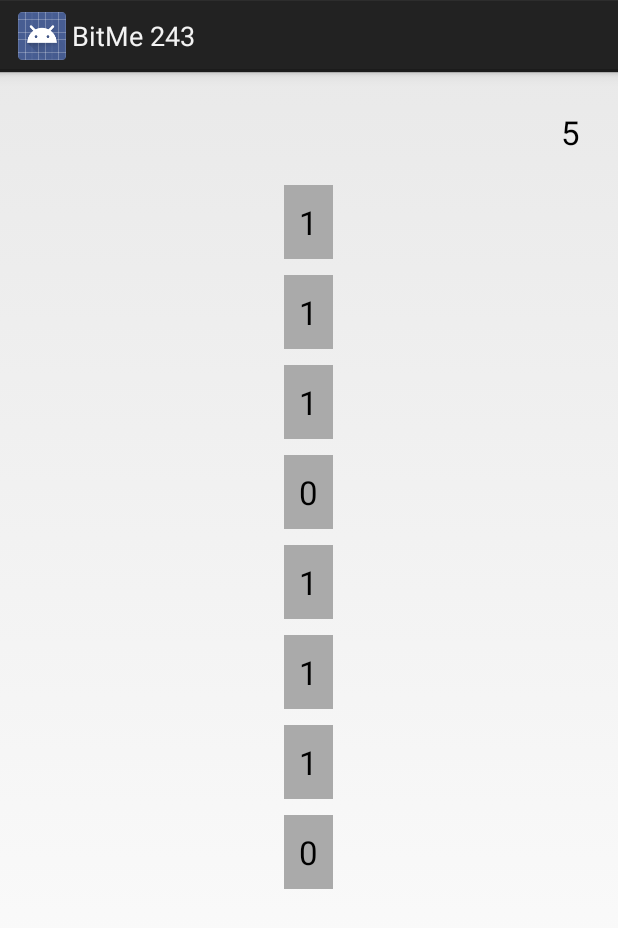
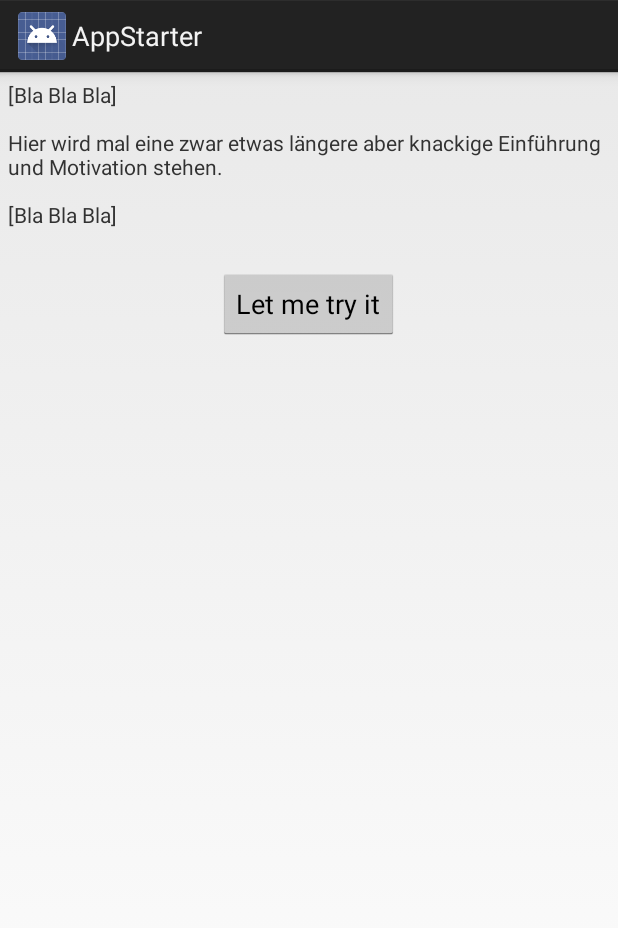
Before and after one commit to JMS-1/BitMe, an Android app: the screen it shows after launch (TheRiddle before the commit, AppStarter after it), on a phone screen of 412 x 824 dp. Shown: the top 928 px of the screen. Run offline under Robolectric (Android 15) with nearby library versions, the phone set to English and light mode, and no system bars.

Commit message:
Game flow completed, now to the hard work (UI/UX)

```diff
--- /dev/null
+++ b/app/src/main/assets/intro.txt
@@ -0,0 +1,5 @@
+[Bla Bla Bla]
+
+Hier wird mal eine zwar etwas längere aber knackige Einführung und Motivation stehen.
+
+[Bla Bla Bla]
--- /dev/null
+++ b/app/src/main/java/net/psimarron/bitme/AppStarter.java
@@ -0,0 +1,49 @@
+package net.psimarron.bitme;
+
+import android.app.Activity;
+import android.content.Intent;
+import android.os.Bundle;
+import android.view.View;
+import android.widget.TextView;
+
+import java.io.ByteArrayOutputStream;
+import java.io.IOException;
+import java.io.InputStream;
+
+
+public class AppStarter extends Activity {
+
+    @Override
+    protected void onCreate(Bundle savedInstanceState) {
+        super.onCreate(savedInstanceState);
+        setContentView(R.layout.activity_app_starter);
+
+        try {
+            InputStream reader = getAssets().open("intro.txt");
+            try {
+                ByteArrayOutputStream string = new ByteArrayOutputStream();
+                try {
+                    byte[] buffer = new byte[10000];
+
+                    for (int n; (n = reader.read(buffer, 0, buffer.length)) > 0; )
+                        string.write(buffer, 0, n);
+
+                    TextView intro = (TextView) findViewById(R.id.intro);
+                    intro.setText(string.toString("UTF-8"));
+                } finally {
+                    string.close();
+                }
+            } finally {
+                reader.close();
+            }
+        } catch (IOException e) {
+            // Das interessiert und im Moment noch nicht
+        }
+    }
+
+    public void onStart(View starter) {
+        Intent intent = new Intent();
+        intent.setClass(this, TheRiddle.class);
+        startActivity(intent);
+    }
+}
--- /dev/null
+++ b/app/src/main/res/layout/activity_app_starter.xml
@@ -0,0 +1,20 @@
+<LinearLayout xmlns:android="http://schemas.android.com/apk/res/android"
+    android:layout_width="match_parent"
+    android:layout_height="match_parent"
+    android:layout_margin="5dp"
+    android:orientation="vertical">
+
+    <TextView
+        android:id="@+id/intro"
+        android:layout_width="wrap_content"
+        android:layout_height="wrap_content" />
+
+    <Button
+        android:layout_width="wrap_content"
+        android:layout_height="wrap_content"
+        android:layout_gravity="center_horizontal"
+        android:layout_marginTop="10dp"
+        android:onClick="onStart"
+        android:text="@string/start" />
+
+</LinearLayout>
--- a/app/src/main/res/layout/activity_the_riddle.xml
+++ b/app/src/main/res/layout/activity_the_riddle.xml
@@ -1,7 +1,6 @@
-<LinearLayout xmlns:android="http://schemas.android.com/apk/res/android"
+<RelativeLayout xmlns:android="http://schemas.android.com/apk/res/android"
     android:layout_width="match_parent"
     android:layout_height="match_parent"
-    android:orientation="vertical"
     android:padding="10dp">
 
     <TextView
@@ -9,8 +8,9 @@
         style="@android:style/TextAppearance.Large"
         android:layout_width="wrap_content"
         android:layout_height="wrap_content"
-        android:layout_gravity="right"
+        android:layout_alignParentRight="true"
+        android:layout_alignParentTop="true"
         android:layout_margin="5dp"
         android:padding="10dp" />
 
-</LinearLayout>
+</RelativeLayout>
--- a/app/src/main/res/layout/bit.xml
+++ b/app/src/main/res/layout/bit.xml
@@ -1,6 +1,6 @@
 <?xml version="1.0" encoding="utf-8"?>
 
-<LinearLayout xmlns:android="http://schemas.android.com/apk/res/android"
+<RelativeLayout xmlns:android="http://schemas.android.com/apk/res/android"
     android:layout_width="match_parent"
     android:layout_height="match_parent">
 
@@ -9,11 +9,10 @@
         style="@android:style/TextAppearance.Large"
         android:layout_width="wrap_content"
         android:layout_height="wrap_content"
-        android:layout_gravity="center_horizontal"
         android:layout_margin="5dp"
         android:background="@android:color/darker_gray"
         android:padding="10dp">
 
     </TextView>
 
-</LinearLayout>
+</RelativeLayout>
--- a/app/src/main/res/values/strings.xml
+++ b/app/src/main/res/values/strings.xml
@@ -1,4 +1,10 @@
 <resources>
     <string name="app_name">BitMe</string>
     <string name="app_title">BitMe %1$d</string>
+    <string name="action_new">New</string>
+    <string name="action_restart">Restart</string>
+    <string name="won">Good job, you did it.</string>
+    <string name="won_close">Let me be happy</string>
+    <string name="title_activity_app_starter">AppStarter</string>
+    <string name="start">Let me try it</string>
 </resources>
```
Also changed, not shown: app/src/main/AndroidManifest.xml (+6 -4 lines), app/src/main/java/net/psimarron/bitme/Riddle.java (+28 -9 lines), app/src/main/java/net/psimarron/bitme/TheRiddle.java (+56 -7 lines), app/src/main/res/menu/riddle_menu.xml (added, +14 -0 lines), app/src/main/res/drawable-hdpi/ic_launcher.png (renamed from app/src/main/res/mipmap-hdpi/ic_launcher.png), app/src/main/res/drawable-hdpi/ic_menu_delete.png (added), app/src/main/res/drawable-hdpi/ic_menu_refresh.png (added), app/src/main/res/drawable-mdpi/ic_launcher.png (renamed from app/src/main/res/mipmap-mdpi/ic_launcher.png), app/src/main/res/drawable-mdpi/ic_menu_delete.png (added), app/src/main/res/drawable-mdpi/ic_menu_refresh.png (added), app/src/main/res/drawable-xhdpi/ic_launcher.png (renamed from app/src/main/res/mipmap-xhdpi/ic_launcher.png), app/src/main/res/drawable-xhdpi/ic_menu_delete.png (added), app/src/main/res/drawable-xhdpi/ic_menu_refresh.png (added), app/src/main/res/mipmap-xxhdpi/ic_launcher.png (deleted), 1 other file.
